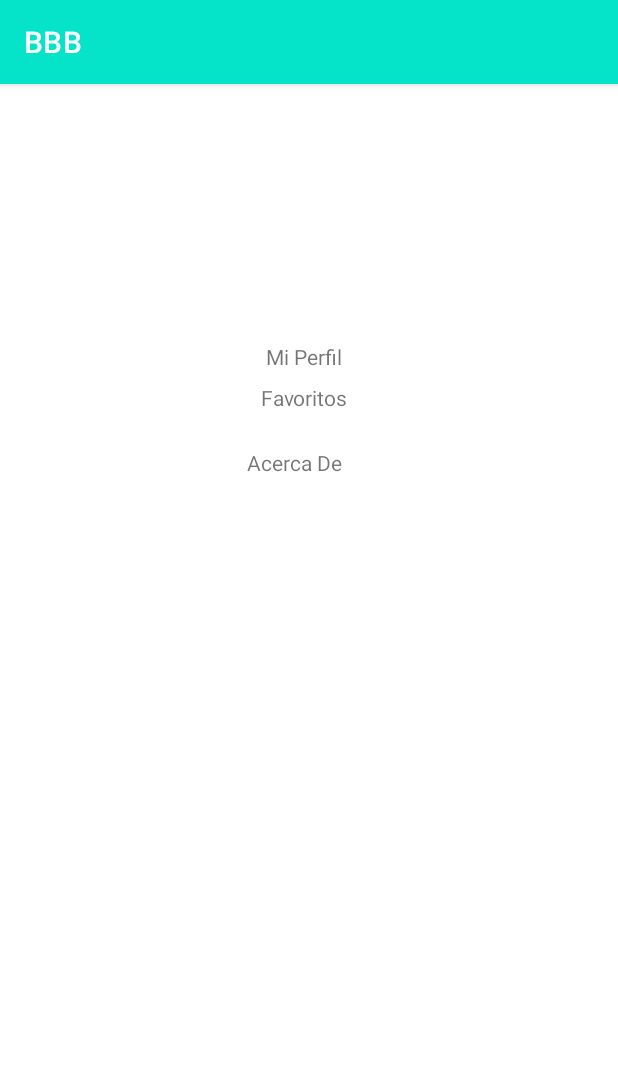
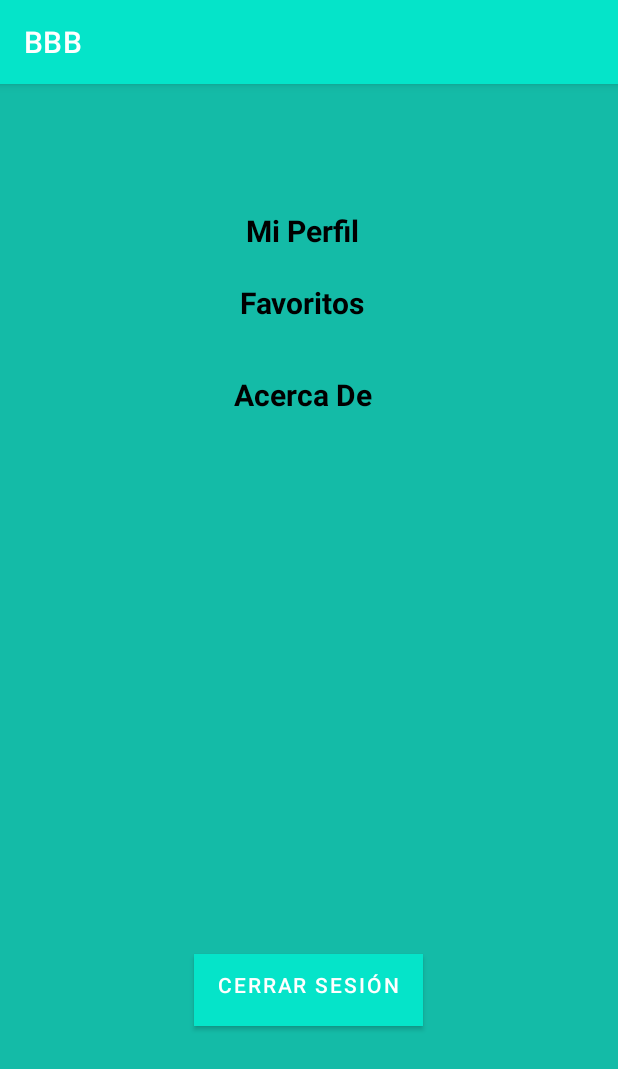
Before and after one commit to Juan2401-ING/Huecas_Proyecto, an Android app: the MenuActivity screen opened directly, with no data from a screen before it, on a phone screen of 412 x 824 dp. Shown: the top 1069 px of the screen. Run offline under Robolectric (Android 15) with nearby library versions, the phone set to English and light mode, and no system bars.

Commit message:
diseño navbar

```diff
--- a/app/src/main/res/drawable/diseno.xml
+++ b/app/src/main/res/drawable/diseno.xml
@@ -10,6 +10,6 @@
     <stroke android:color="#E1E1E1"
         android:width="6dp"/>
 
-    <solid android:color="#E1E1E1"/>
+    <solid android:color="@color/black"/>
 
 </shape>
--- a/app/src/main/res/layout/activity_menu.xml
+++ b/app/src/main/res/layout/activity_menu.xml
@@ -4,27 +4,33 @@
     xmlns:tools="http://schemas.android.com/tools"
     android:layout_width="match_parent"
     android:layout_height="match_parent"
+    android:background="#14BBA7"
     tools:context=".MenuActivity">
 
     <TextView
         android:id="@+id/textAcercade"
         android:layout_width="wrap_content"
         android:layout_height="wrap_content"
-        android:layout_marginTop="24dp"
+        android:layout_marginStart="156dp"
         android:text="Acerca De"
-        app:layout_constraintEnd_toEndOf="parent"
-        app:layout_constraintHorizontal_bias="0.472"
+        android:textColor="@color/black"
+        android:textSize="20dp"
+        android:textStyle="bold"
+        app:layout_constraintBottom_toBottomOf="parent"
         app:layout_constraintStart_toStartOf="parent"
-        app:layout_constraintTop_toBottomOf="@+id/textFavorito" />
+        app:layout_constraintTop_toTopOf="parent"
+        app:layout_constraintVertical_bias="0.261" />
 
     <TextView
         android:id="@+id/textMiperfil"
         android:layout_width="wrap_content"
         android:layout_height="wrap_content"
-        android:layout_marginTop="172dp"
+        android:layout_marginStart="164dp"
+        android:layout_marginTop="84dp"
         android:text="Mi Perfil"
-        app:layout_constraintEnd_toEndOf="parent"
-        app:layout_constraintHorizontal_bias="0.49"
+        android:textColor="@color/black"
+        android:textSize="20dp"
+        android:textStyle="bold"
         app:layout_constraintStart_toStartOf="parent"
         app:layout_constraintTop_toTopOf="parent" />
 
@@ -32,11 +38,26 @@
         android:id="@+id/textFavorito"
         android:layout_width="wrap_content"
         android:layout_height="wrap_content"
-        android:layout_marginTop="8dp"
+        android:layout_marginStart="160dp"
+        android:layout_marginTop="132dp"
         android:text="Favoritos"
+        android:textColor="@color/black"
+        android:textSize="20dp"
+        android:textStyle="bold"
+        app:layout_constraintStart_toStartOf="parent"
+        app:layout_constraintTop_toTopOf="parent" />
+
+    <Button
+        android:id="@+id/btnCerrarSesion"
+        android:layout_width="wrap_content"
+        android:layout_height="wrap_content"
+        android:layout_marginBottom="140dp"
+        android:background="#000000"
+        android:drawableBottom="@drawable/diseno"
+        android:text="Cerrar Sesión"
+        app:layout_constraintBottom_toBottomOf="parent"
         app:layout_constraintEnd_toEndOf="parent"
-        app:layout_constraintHorizontal_bias="0.492"
-        app:layout_constraintStart_toStartOf="parent"
-        app:layout_constraintTop_toBottomOf="@+id/textMiperfil" />
+        app:layout_constraintHorizontal_bias="0.498"
+        app:layout_constraintStart_toStartOf="parent" />
 
 </androidx.constraintlayout.widget.ConstraintLayout>
--- a/app/src/main/res/layout/huecaitem1.xml
+++ b/app/src/main/res/layout/huecaitem1.xml
@@ -137,7 +137,7 @@
         android:layout_alignParentEnd="true"
         android:layout_centerInParent="true"
         android:layout_marginStart="8dp"
-        android:layout_marginTop="8dp"
+        android:layout_marginTop="13dp"
         android:layout_marginEnd="0dp"
         app:layout_constraintEnd_toEndOf="parent"
         app:layout_constraintStart_toStartOf="parent"
```
